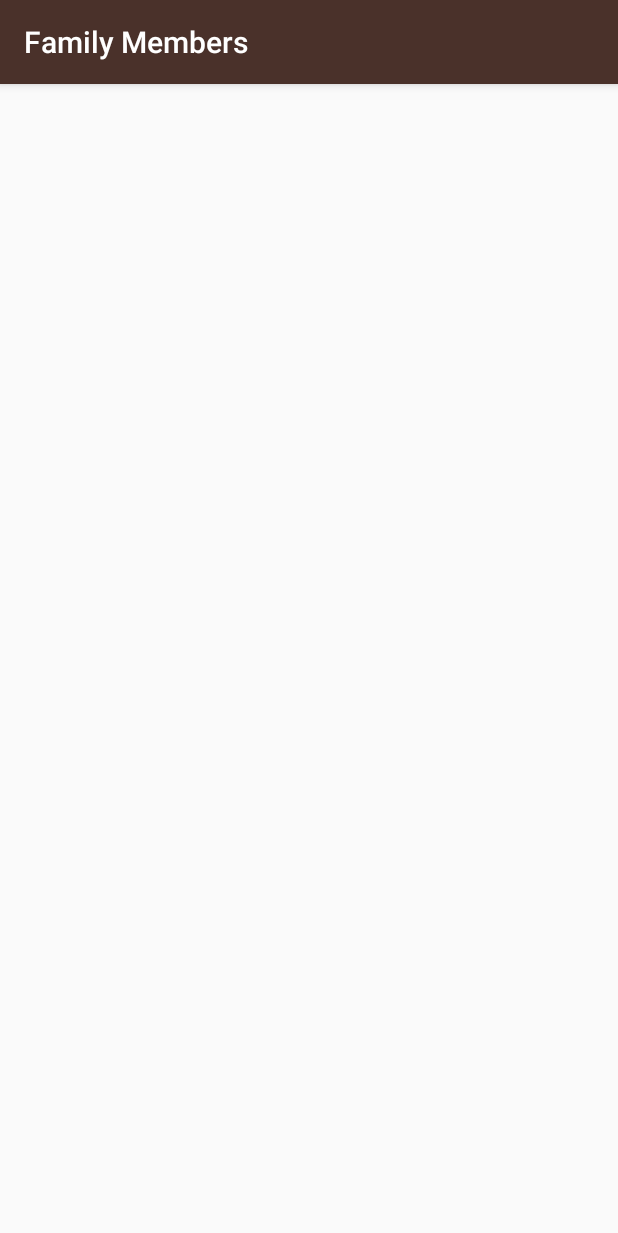
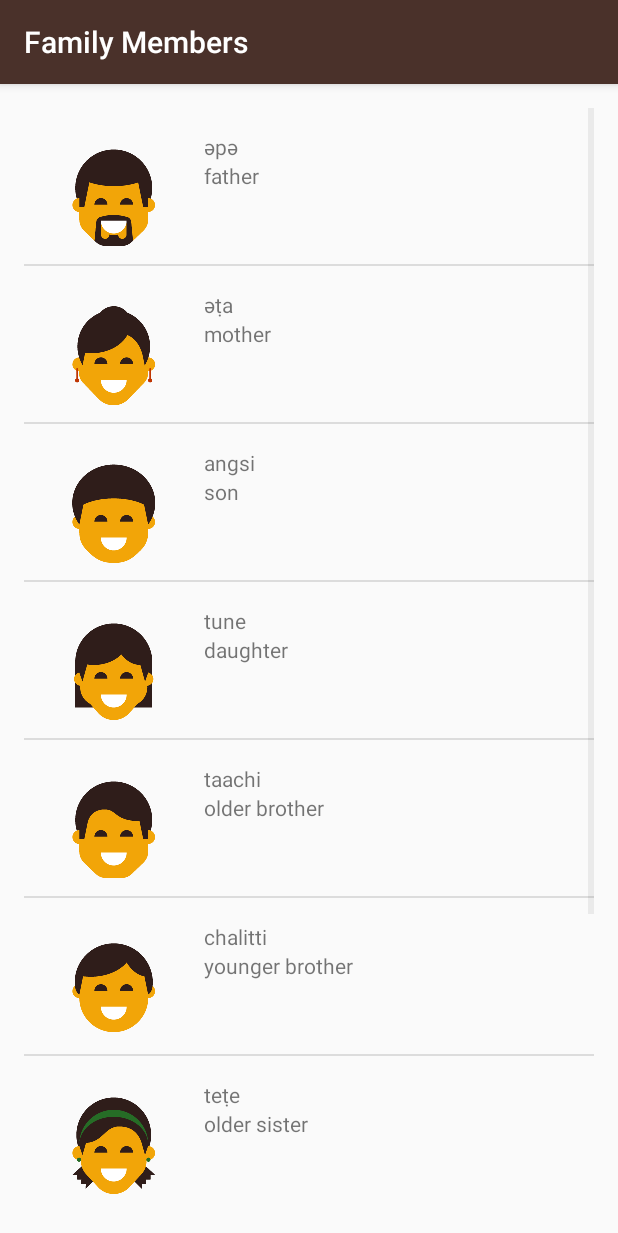
Before and after one commit to PeterCai7/Miwok_Language_Translation_App, an Android app: the FamilyTranslationActivity screen opened directly, with no data from a screen before it, on a phone screen of 412 x 824 dp. Shown: the top 1233 px of the screen. Run offline under Robolectric (Android 15) with nearby library versions, the phone set to English and light mode, and no system bars.

```diff
--- a/app/src/main/java/com/example/android/miwok/FamilyTranslationActivity.java
+++ b/app/src/main/java/com/example/android/miwok/FamilyTranslationActivity.java
@@ -2,6 +2,9 @@
 
 import android.support.v7.app.AppCompatActivity;
 import android.os.Bundle;
+import android.widget.ListView;
+
+import java.util.ArrayList;
 
 public class FamilyTranslationActivity extends AppCompatActivity {
 
@@ -9,5 +12,31 @@
     protected void onCreate(Bundle savedInstanceState) {
         super.onCreate(savedInstanceState);
         setContentView(R.layout.activity_family_translation);
+
+        //Create a list of family members words
+        ArrayList<Word> words = new ArrayList<Word>();
+        words.add(new Word("father", "әpә", R.drawable.family_father));
+        words.add(new Word("mother", "әṭa", R.drawable.family_mother));
+        words.add(new Word("son", "angsi", R.drawable.family_son));
+        words.add(new Word("daughter", "tune", R.drawable.family_daughter));
+        words.add(new Word("older brother", "taachi", R.drawable.family_older_brother));
+        words.add(new Word("younger brother", "chalitti", R.drawable.family_younger_brother));
+        words.add(new Word("older sister", "teṭe", R.drawable.family_older_sister));
+        words.add(new Word("younger sister", "kolliti", R.drawable.family_younger_sister));
+        words.add(new Word("grandmother ", "ama", R.drawable.family_grandmother));
+        words.add(new Word("grandfather", "paapa", R.drawable.family_grandfather));
+
+        // Create an {@link WordAdapter}, whose data source is a list of {@link Word}s. The
+        // adapter knows how to create list items for each item in the list.
+        WordAdapter adapter = new WordAdapter(this, words);
+
+        // Find the {@link ListView} object in the view hierarchy of the {@link Activity}.
+        // There should be a {@link ListView} with the view ID called list, which is declared in the
+        // word_list.xml layout file.
+        ListView listView = (ListView) findViewById(R.id.list);
+
+        // Make the {@link ListView} use the {@link WordAdapter} we created above, so that the
+        // {@link ListView} will display list items for each {@link Word} in the list.
+        listView.setAdapter(adapter);
     }
 }
--- a/app/src/main/java/com/example/android/miwok/Word.java
+++ b/app/src/main/java/com/example/android/miwok/Word.java
@@ -5,26 +5,54 @@
  *
  */
 public class Word {
-
     //Miwok translation
     private String miwokTranslation;
 
     //Default translation, can be any other language than English
     private String defaultTranslation;
 
+    private static final int NO_IMAGE_PROVIDED = -1;
+    //image resource ID
+    private int imgResId = NO_IMAGE_PROVIDED;
+
+
+    /**
+     * Constructor method of Word class for Phrases
+     * which would not use a image
+     * @param defaultTranslation
+     * @param miwokTranslation
+     */
     public Word(String defaultTranslation, String miwokTranslation) {
         this.defaultTranslation = defaultTranslation;
         this.miwokTranslation = miwokTranslation;
+    }
+
+    /**
+     * Constructor method for remaining activities
+     *
+     * @param defaultTranslation
+     * @param miwokTranslation
+     * @param imgResId
+     */
+    public Word(String defaultTranslation, String miwokTranslation, int imgResId) {
+        this.defaultTranslation = defaultTranslation;
+        this.miwokTranslation = miwokTranslation;
+        this.imgResId = imgResId;
     }
 
     //Getter methods
     public String getMiwokTranslation() {
         return miwokTranslation;
     }
-
     public String getDefaultTranslation() {
         return defaultTranslation;
     }
+    public int getImgResId() { return imgResId; }
 
-
+    /**
+     * Returns whether or not there is an image for this word
+     */
+    public boolean hasImage() {
+        return imgResId != NO_IMAGE_PROVIDED;
+    }
 }
--- a/app/src/main/java/com/example/android/miwok/WordAdapter.java
+++ b/app/src/main/java/com/example/android/miwok/WordAdapter.java
@@ -59,16 +59,21 @@
         nameTextView.setText(currentWord.getMiwokTranslation());
 
         // Find the TextView in the list_item.xml layout with the ID version_number
-        TextView numberTextView = (TextView) listItemView.findViewById(R.id.default_text_view);
+        TextView miwokTextView = (TextView) listItemView.findViewById(R.id.default_text_view);
         // Get the version number from the current AndroidFlavor object and
         // set this text on the number TextView
-        numberTextView.setText(currentWord.getDefaultTranslation());
+        miwokTextView.setText(currentWord.getDefaultTranslation());
 
         // Find the ImageView in the list_item.xml layout with the ID list_item_icon
-        //ImageView iconView = (ImageView) listItemView.findViewById(R.id.list_item_icon);
-        // Get the image resource ID from the current AndroidFlavor object and
-        // set the image to iconView
-        //iconView.setImageResource(currentAndroidFlavor.getImageResourceId());
+        ImageView theImageView = (ImageView) listItemView.findViewById(R.id.list_item_icon);
+
+        if(currentWord.hasImage()) {
+            theImageView.setImageResource(currentWord.getImgResId());
+            theImageView.setVisibility(View.VISIBLE);
+        } else {
+            theImageView.setVisibility(View.GONE);
+        }
+
 
         // Return the whole list item layout (containing 2 TextViews and an ImageView)
         // so that it can be shown in the ListView
--- a/app/src/main/res/layout/activity_family_translation.xml
+++ b/app/src/main/res/layout/activity_family_translation.xml
@@ -1,9 +1,12 @@
 <?xml version="1.0" encoding="utf-8"?>
-<android.support.constraint.ConstraintLayout xmlns:android="http://schemas.android.com/apk/res/android"
-    xmlns:app="http://schemas.android.com/apk/res-auto"
+<ListView xmlns:android="http://schemas.android.com/apk/res/android"
     xmlns:tools="http://schemas.android.com/tools"
+    android:id="@+id/list"
+    android:orientation="vertical"
     android:layout_width="match_parent"
     android:layout_height="match_parent"
-    tools:context=".FamilyTranslationActivity">
-
-</android.support.constraint.ConstraintLayout>
+    android:paddingBottom="@dimen/activity_vertical_margin"
+    android:paddingLeft="@dimen/activity_horizontal_margin"
+    android:paddingRight="@dimen/activity_horizontal_margin"
+    android:paddingTop="@dimen/activity_vertical_margin"
+    tools:context="com.example.android.miwok.NumbersTranslationActivity"/>
--- a/app/src/main/res/layout/words_list_item.xml
+++ b/app/src/main/res/layout/words_list_item.xml
@@ -7,7 +7,7 @@
     android:paddingTop="16dp"
     android:paddingLeft="16dp">
     <ImageView
-        android:id="@+id/image"
+        android:id="@+id/list_item_icon"
         android:layout_width="wrap_content"
         android:layout_height="wrap_content"
         android:src="@mipmap/ic_launcher"/>
```
Also changed, not shown: app/src/main/java/com/example/android/miwok/ColorsTranslationActivity.java (+27 -0 lines), app/src/main/java/com/example/android/miwok/NumbersTranslationActivity.java (+10 -10 lines), app/src/main/java/com/example/android/miwok/PhrasesTranslationActivity.java (+29 -0 lines), app/src/main/res/layout/activity_colors_translation.xml (+8 -5 lines), app/src/main/res/layout/activity_phrases_translation.xml (+8 -5 lines).
